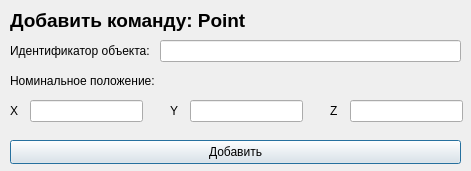
Unchpokable/MeasurementSim-TestTask, file Measurement_TestTask/AddPointCommand.ui: the form before one commit.
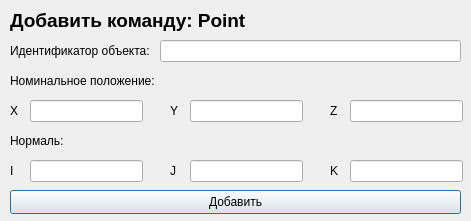
The form after the commit.

Commit message: Added input for point normal

Diff of the .ui file:
```diff
--- a/Measurement_TestTask/AddPointCommand.ui
+++ b/Measurement_TestTask/AddPointCommand.ui
@@ -7,7 +7,7 @@
     <x>0</x>
     <y>0</y>
     <width>471</width>
-    <height>171</height>
+    <height>221</height>
    </rect>
   </property>
   <property name="windowTitle">
@@ -142,7 +142,7 @@
    <property name="geometry">
     <rect>
      <x>10</x>
-     <y>140</y>
+     <y>190</y>
      <width>451</width>
      <height>24</height>
     </rect>
@@ -151,6 +151,88 @@
     <string>Добавить</string>
    </property>
   </widget>
+  <widget class="QLabel" name="label_7">
+   <property name="geometry">
+    <rect>
+     <x>10</x>
+     <y>130</y>
+     <width>71</width>
+     <height>21</height>
+    </rect>
+   </property>
+   <property name="text">
+    <string>Нормаль:</string>
+   </property>
+  </widget>
+  <widget class="QLabel" name="label_8">
+   <property name="geometry">
+    <rect>
+     <x>170</x>
+     <y>160</y>
+     <width>21</width>
+     <height>21</height>
+    </rect>
+   </property>
+   <property name="text">
+    <string>J</string>
+   </property>
+  </widget>
+  <widget class="QLineEdit" name="iNormalInput">
+   <property name="geometry">
+    <rect>
+     <x>30</x>
+     <y>160</y>
+     <width>113</width>
+     <height>22</height>
+    </rect>
+   </property>
+  </widget>
+  <widget class="QLineEdit" name="jNormalInput">
+   <property name="geometry">
+    <rect>
+     <x>190</x>
+     <y>160</y>
+     <width>113</width>
+     <height>22</height>
+    </rect>
+   </property>
+  </widget>
+  <widget class="QLabel" name="label_9">
+   <property name="geometry">
+    <rect>
+     <x>10</x>
+     <y>160</y>
+     <width>21</width>
+     <height>21</height>
+    </rect>
+   </property>
+   <property name="text">
+    <string>I</string>
+   </property>
+  </widget>
+  <widget class="QLineEdit" name="kNormalInput">
+   <property name="geometry">
+    <rect>
+     <x>350</x>
+     <y>160</y>
+     <width>113</width>
+     <height>22</height>
+    </rect>
+   </property>
+  </widget>
+  <widget class="QLabel" name="label_10">
+   <property name="geometry">
+    <rect>
+     <x>330</x>
+     <y>160</y>
+     <width>21</width>
+     <height>21</height>
+    </rect>
+   </property>
+   <property name="text">
+    <string>K</string>
+   </property>
+  </widget>
  </widget>
  <layoutdefault spacing="6" margin="11"/>
  <resources/>
```
The commit also changes 1 other file.
